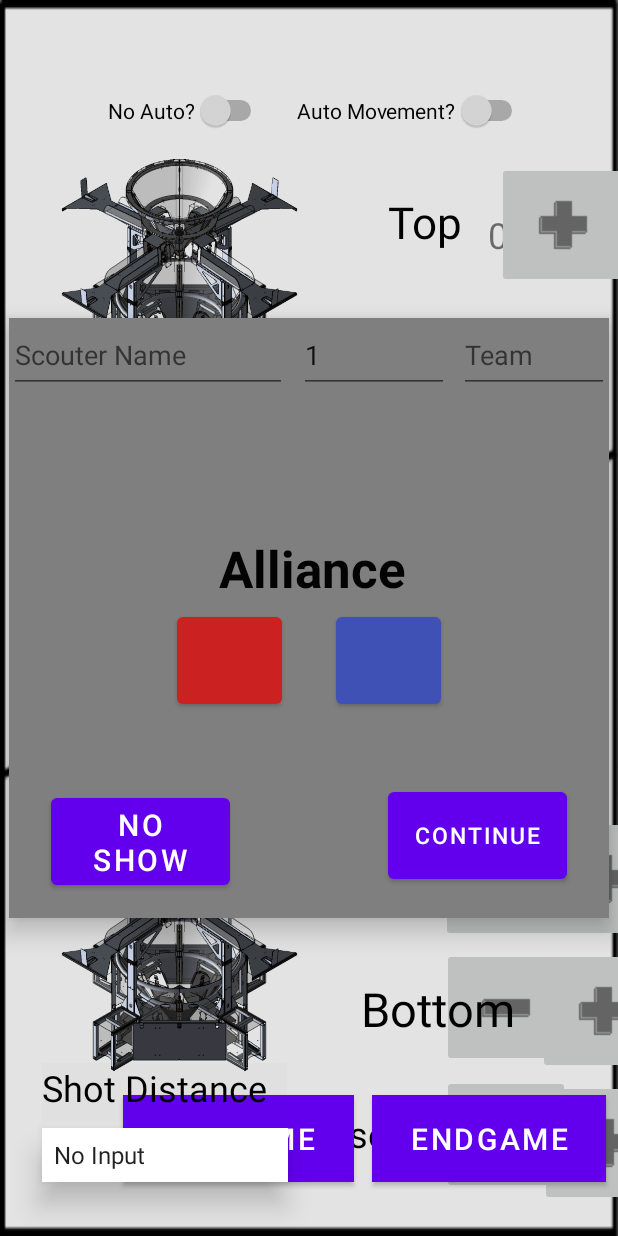
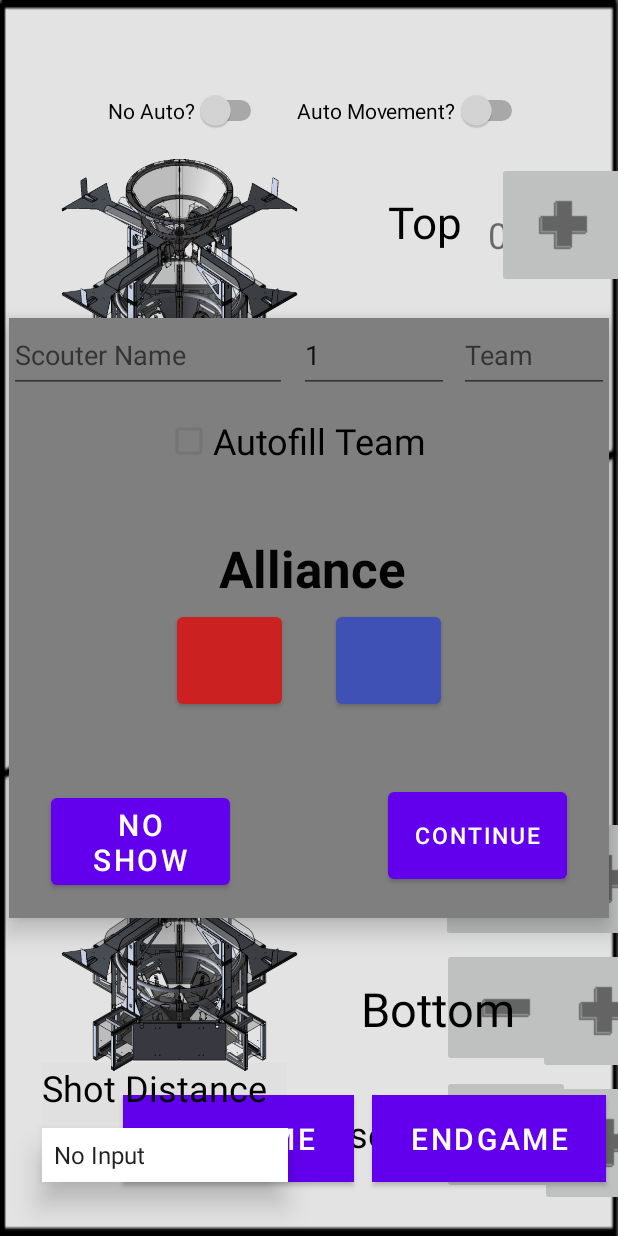
Before and after one commit to rr1706/Scouting2022, an Android app: the screen it shows after launch (MainActivity), on a phone screen of 412 x 824 dp. Run offline under Robolectric (Android 15) with nearby library versions, the phone set to English and light mode, and no system bars.

Commit message:
I promise... not much happening. - X. SPEED

```diff
--- a/app/src/main/res/layout/activity_main.xml
+++ b/app/src/main/res/layout/activity_main.xml
@@ -409,7 +409,7 @@
         app:layout_constraintEnd_toEndOf="parent"
         app:layout_constraintStart_toStartOf="parent"
         app:layout_constraintTop_toTopOf="parent"
-        tools:visibility="gone">
+        tools:visibility="visible">
 
         <TextView
             android:id="@+id/alliance_text"
@@ -515,13 +515,16 @@
             android:id="@+id/autoFill"
             android:layout_width="189dp"
             android:layout_height="wrap_content"
+            android:layout_marginStart="1dp"
+            android:layout_marginLeft="1dp"
             android:layout_marginTop="8dp"
             android:layout_marginEnd="4dp"
             android:layout_marginRight="4dp"
             android:text="Autofill Team"
             android:textSize="24dp"
-            android:visibility="gone"
+            android:visibility="visible"
             app:layout_constraintEnd_toEndOf="parent"
+            app:layout_constraintStart_toEndOf="@+id/sameScouter"
             app:layout_constraintTop_toBottomOf="@+id/name_input" />
 
         <Button
@@ -726,9 +729,9 @@
         android:layout_height="wrap_content"
         android:layout_marginTop="2dp"
         android:layout_marginEnd="9dp"
-        android:elevation="11dp"
         android:layout_marginRight="9dp"
         android:background="@android:color/transparent"
+        android:elevation="11dp"
         app:layout_constraintEnd_toEndOf="parent"
         app:layout_constraintTop_toTopOf="parent" />
 
```
Also changed, not shown: app/src/main/java/com/example/rr1706scoutingapp2022/MainActivity.java (+43 -35 lines).
